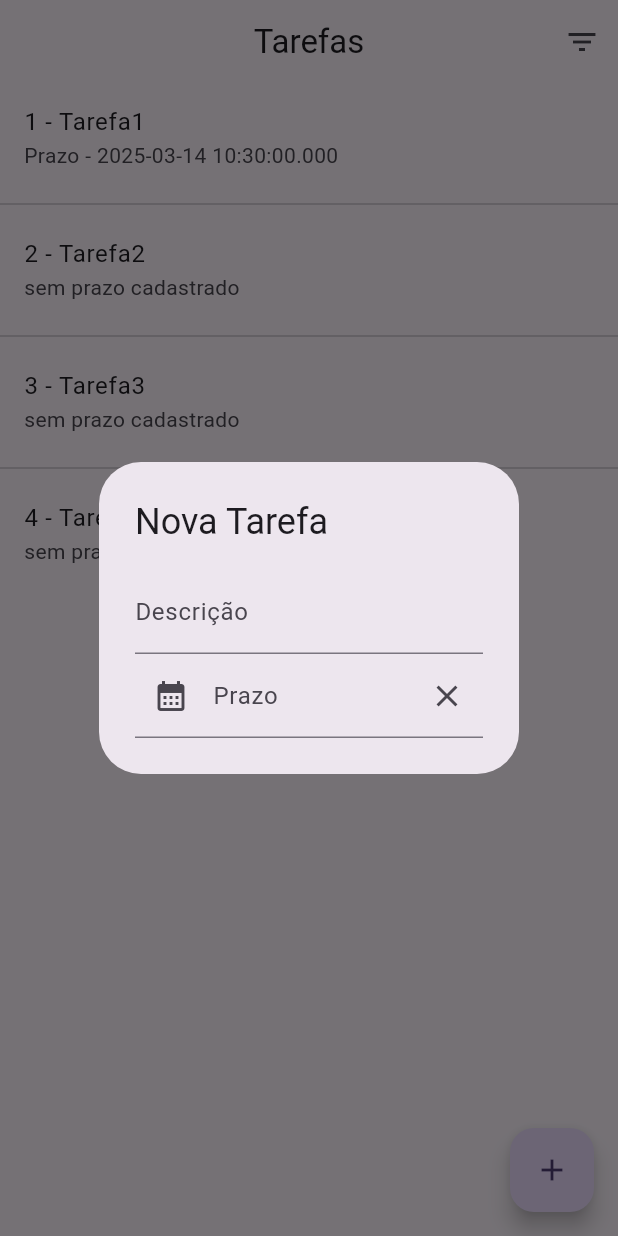
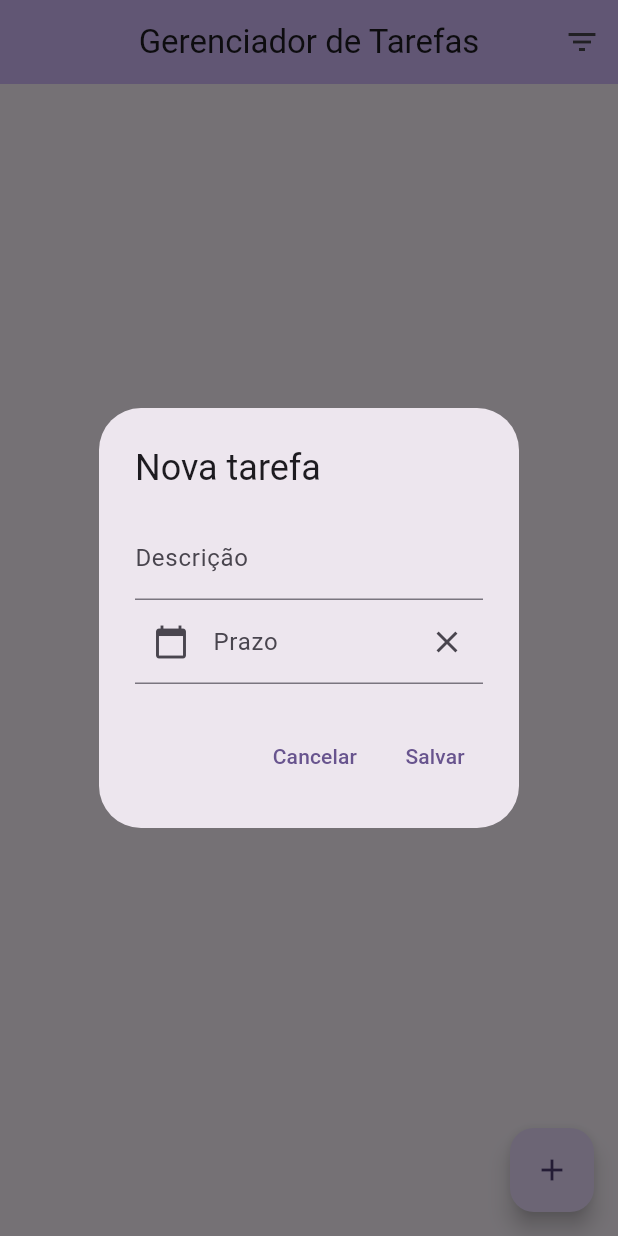
Before and after one commit to Sammus-s/tarefas-mobile, a Flutter app: the screen it shows after launch, after a tap on the "add" icon, on a phone screen of 412 x 824 dp. Run offline on Flutter 3.47's test engine with Material 3 defaults, Android fonts, the phone set to English and light mode, and no system bars.

Commit message:
feat crud tarefa

```diff
--- a/lib/main.dart
+++ b/lib/main.dart
@@ -1,5 +1,6 @@
 import 'package:flutter/material.dart';
-import 'package:gerenciador_tarefas/pages/lista_tarefas_page.dart';
+import 'package:gerenciador_tarefas_si7/pages/filtro_page.dart';
+import 'package:gerenciador_tarefas_si7/pages/lista_tarefas_page.dart';
 
 void main() {
   runApp(const MyApp());
@@ -12,10 +13,17 @@ class MyApp extends StatelessWidget {
   @override
   Widget build(BuildContext context) {
     return MaterialApp(
-      title: 'Flutter Demo',
-      theme: ThemeData(colorScheme: ColorScheme.fromSeed(seedColor: Colors.deepPurple),
+      title: 'App Gerenciador de Tarefas',
+      debugShowCheckedModeBanner: false,
+      theme: ThemeData(
+        colorScheme: ColorScheme.fromSeed(seedColor: Colors.deepPurple),
+        useMaterial3: true,
       ),
-      home: ListaTarefasPage()
+      home: ListaTarefasPage(),
+      routes: {
+        FiltroPage.ROUTE_NAME: (BuildContext context) => FiltroPage(),
+
+      },
     );
   }
 }
--- a/lib/model/tarefa.dart
+++ b/lib/model/tarefa.dart
@@ -1,6 +1,12 @@
+
 import 'package:intl/intl.dart';
 
 class Tarefa{
+
+  static const CAMPO_ID = '_id';
+  static const CAMPO_DESCRICAO = 'descricao';
+  static const CAMPO_PRAZO = 'prazo';
+
   int id;
   String descricao;
   DateTime? prazo;
--- a/lib/pages/lista_tarefas_page.dart
+++ b/lib/pages/lista_tarefas_page.dart
@@ -1,76 +1,191 @@
-import 'package:flutter/cupertino.dart';
+
+
 import 'package:flutter/material.dart';
-import 'package:gerenciador_tarefas/model/tarefa.dart';
-import 'package:gerenciador_tarefas/widgets/conteudo_form_dialog.dart';
+import 'package:gerenciador_tarefas_si7/model/tarefa.dart';
+import 'package:gerenciador_tarefas_si7/pages/filtro_page.dart';
+import 'package:gerenciador_tarefas_si7/widgets/conteudo_form_dialog.dart';
 
 class ListaTarefasPage extends StatefulWidget{
+
   @override
   _ListaTarefasPageState createState() => _ListaTarefasPageState();
 }
 
 class _ListaTarefasPageState extends State<ListaTarefasPage>{
+
+  static const ACAO_EDITAR = 'editar';
+  static const ACAO_EXCLUIR = 'excluir';
+
   final tarefas = <Tarefa> [
-    Tarefa(id: 1, descricao: "Tarefa1", prazo: DateTime.now()),
-    Tarefa(id: 2, descricao: "Tarefa2"),
-    Tarefa(id: 3, descricao: "Tarefa3"),
-    Tarefa(id: 4, descricao: "Tarefa4"),
+  // Tarefa(id: 1, descricao: 'Tarefa avaliativa da disciplina'
+   //, prazo: DateTime.now().add(const Duration(days: 5))
+  //)
   ];
 
-  var _ultimoId = 4;
+  var _ultimoId = 0;
 
   @override
   Widget build (BuildContext context){
     return Scaffold(
       appBar: _criarAppBar(),
-      body: _criaBody(),
+      body: _criarBody(),
       floatingActionButton: FloatingActionButton(
         onPressed: _abrirForm,
         tooltip: 'Nova Tarefa',
-        child: Icon(Icons.add)
+        child: const Icon(Icons.add),
       ),
     );
   }
 
-  AppBar _criarAppBar(){
+  AppBar _criarAppBar() {
     return AppBar(
+      backgroundColor: Theme.of(context).colorScheme.inversePrimary,
       centerTitle: true,
-      title: const Text("Tarefas"),
-      actions: [IconButton(onPressed: (){}, icon: Icon(Icons.filter_list))],
+      title: const Text('Gerenciador de Tarefas'),
+      actions: [
+        IconButton(
+            onPressed: _abrirFiltro,
+            icon: Icon(Icons.filter_list)
+        )
+      ],
     );
   }
 
-  Widget _criaBody() {
+  Widget _criarBody() {
     if (tarefas.isEmpty){
-      return Center(
-        child: Text(
-            "Sem Tarefas Cadastradas",
-            style: TextStyle(fontSize: 20, fontWeight: FontWeight.bold)
-            ),
+      return const Center(
+        child: Text('Nenhuma tarefa cadastrada',
+        style: TextStyle(fontSize: 20, fontWeight: FontWeight.bold),
+        ),
       );
     }
-
-    return ListView.separated(
-        itemCount: tarefas.length,
+    return  ListView.separated(
+      itemCount: tarefas.length,
         itemBuilder: (BuildContext context, int index){
           final tarefa = tarefas[index];
-
-          return ListTile(
-            title: Text('${tarefa.id} - ${tarefa.descricao}'),
-            subtitle: Text(tarefa.prazoFormatado.isNotEmpty ?'Prazo - ${tarefa.prazo}':'sem prazo cadastrado'),
+          return PopupMenuButton<String>(
+              child: ListTile(
+                title: Text('${tarefa.id} - ${tarefa.descricao}'),
+                subtitle: Text(tarefa.prazoFormatado.isNotEmpty ?
+                'Prazo - ${tarefa.prazoFormatado}' :
+                'Prazo - não cadastrado')
+              ),
+            itemBuilder: (BuildContext context) => criarMenuPopUp(),
+            onSelected: (String valorSelecionado){
+                if (valorSelecionado == ACAO_EDITAR) {
+                  _abrirForm(tarefaAtual: tarefa, indice: index);
+                } else {
+                  _excluir(index);
+                }
+            },
           );
         },
-        separatorBuilder: (BuildContext context, int index) => Divider()
-        );
+        separatorBuilder: (BuildContext context, int index) => Divider(),
+
+    );
   }
 
-  void _abrirForm({Tarefa? tarefaAtual, int? index}){
-    final key = GlobalKey<_ListaTarefasPageState>();
+  void _abrirFiltro(){
+    final navigator = Navigator.of(context);
+    navigator.push(FiltroPage.ROUTE_NAME).then((alterouValores){
+      if (alterouValores == true) {
+        return true;
+      }
+    });
+  }
+
+  List<PopupMenuEntry<String>> criarMenuPopUp(){
+    return [
+      const PopupMenuItem<String>(
+          value: ACAO_EDITAR,
+          child: Row(
+            children: [
+              Icon(Icons.edit, color: Colors.black,),
+              Padding(padding: EdgeInsets.only(left: 10), child: Text('Editar')),
+            ],
+          )
+      ),
+
+      const PopupMenuItem<String>(
+          value: ACAO_EXCLUIR,
+          child: Row(
+            children: [
+              Icon(Icons.delete, color: Colors.red,),
+              Padding(padding: EdgeInsets.only(left: 10), child: Text('Excluir'))
+            ],
+          )
+      )
+    ];
+  }
+
+  void _excluir(int indice){
     showDialog(context: context, builder: (BuildContext context){
       return AlertDialog(
-        title: Text(tarefaAtual == null ? 'Nova Tarefa': 'Altera Tarefa ${tarefaAtual.id}'),
-        content: ConteudoFormDialog(key: key, tarefaAtual: tarefaAtual,),
+        title: const Row(
+          children: [
+            Icon(Icons.warning, color: Colors.red),
+            Padding(padding: EdgeInsets.only(left: 10),
+              child: Text('Atenção'),
+            )
+          ],
+        ),
+        content: const Text('Esse registro será excluído definitivamente'),
+        actions: [
+          TextButton(
+              onPressed: () => Navigator.of(context).pop(),
+              child: Text('não')
+          ),
+          TextButton(
+              onPressed: (){
+                setState(() {
+                  tarefas.removeAt(indice);
+                });
+                Navigator.of(context).pop;
+              },
+              child: Text('sim')
+          )
+        ],
       );
-    });
+    }
+    );
+  }
 
+
+  void _abrirForm({Tarefa? tarefaAtual, int? indice} ){
+    final key = GlobalKey<ConteudoFormDialogState>();
+    showDialog(
+        context: context,
+        builder: (BuildContext context){
+          return AlertDialog(
+              title: Text(tarefaAtual == null ? 'Nova tarefa':
+              'Alterar a tarefa ${tarefaAtual.id}'),
+            content: ConteudoFormDialog(key: key, tarefaAtual: tarefaAtual),
+            actions: [
+              TextButton(
+                  onPressed: () => Navigator.of(context).pop(),
+                  child: const Text('Cancelar'),
+              ),
+              TextButton(
+              child: const Text('Salvar'),
+                  onPressed: () {
+                    if (key.currentState != null && key.currentState!.dadosValidados()) {
+                      setState(() {
+                        final novaTarefa = key.currentState!.novaTarefa;
+                        if (indice == null){
+                          novaTarefa.id = ++_ultimoId;
+                          tarefas.add(novaTarefa);
+                        }else{
+                          tarefas[indice] = novaTarefa;
+                        }
+                      });
+                    }
+                    Navigator.of(context).pop();
+                  },
+              )
+            ],
+          );
+        }
+    );
   }
+
 }
--- a/lib/widgets/conteudo_form_dialog.dart
+++ b/lib/widgets/conteudo_form_dialog.dart
@@ -1,21 +1,24 @@
-import 'package:flutter/cupertino.dart';
+
+
 import 'package:flutter/material.dart';
-import 'package:gerenciador_tarefas/model/tarefa.dart';
 import 'package:intl/intl.dart';
+
+import '../model/tarefa.dart';
 
 class ConteudoFormDialog extends StatefulWidget{
   final Tarefa? tarefaAtual;
 
-  ConteudoFormDialog({Key? key, this.tarefaAtual}) : super(key: key);
+  ConteudoFormDialog({ Key? key, this.tarefaAtual}) : super(key: key);
 
   @override
   ConteudoFormDialogState createState() => ConteudoFormDialogState();
 }
 
 class ConteudoFormDialogState extends State<ConteudoFormDialog>{
+
   final formKey = GlobalKey<FormState>();
   final descricaoController = TextEditingController();
-  final prazoController = TextEditingController();
+  final prazoControler = TextEditingController();
   final _dateFormat = DateFormat('dd/MM/yyyy');
 
   @override
@@ -23,13 +26,14 @@ class ConteudoFormDialogState extends State<ConteudoFormDialog>{
     super.initState();
     if(widget.tarefaAtual != null){
       descricaoController.text = widget.tarefaAtual!.descricao;
-      prazoController.text = widget.tarefaAtual!.prazoFormatado;
+      prazoControler.text = widget.tarefaAtual!.prazoFormatado;
     }
   }
 
   @override
   Widget build (BuildContext context){
     return Form(
+      key: formKey,
         child: Column(
           mainAxisSize: MainAxisSize.min,
           children: [
@@ -38,51 +42,55 @@ class ConteudoFormDialogState extends State<ConteudoFormDialog>{
               decoration: InputDecoration(labelText: 'Descrição'),
               validator: (String? valor){
                 if (valor == null || valor.isEmpty){
-                  return "o campo descrição é obrigatório";
-                } else {
-                  return null;
+                  return 'O campo descrição é obrigatório';
                 }
+                return null;
               },
             ),
             TextFormField(
-              controller: prazoController,
-              decoration: InputDecoration(
-                labelText: 'Prazo',
-                prefixIcon: IconButton(icon: Icon(Icons.calendar_month), onPressed: _abrirCalendario),
-                suffixIcon: IconButton(onPressed: ()=>prazoController.clear(), icon: Icon(Icons.close)),
+              controller: prazoControler,
+              decoration: InputDecoration(labelText: 'Prazo',
+              prefixIcon: IconButton(
+                icon: Icon(Icons.calendar_today),
+                onPressed: _mostrarCalendario,
+              ),
+              suffixIcon: IconButton(
+                icon: Icon(Icons.close),
+                onPressed: () => prazoControler.clear(),
+              ),
               ),
               readOnly: true,
-            )
+            ),
           ],
-        ),
+        )
     );
   }
 
   bool dadosValidados() => formKey.currentState?.validate() == true;
 
-  void _abrirCalendario(){
-    final dataFormatada = prazoController.text;
+  void _mostrarCalendario(){
+    final dataFormatada = prazoControler.text;
     var data = DateTime.now();
-    if (dataFormatada.isNotEmpty){
+    if ( dataFormatada.isNotEmpty){
       data = _dateFormat.parse(dataFormatada);
-    };
-
+    }
     showDatePicker(
         context: context,
         initialDate: data,
-        firstDate: data.subtract(Duration(days: 365*5)),
-        lastDate: data.add(Duration(days: 5*365))
+        firstDate: data.subtract(Duration(days: 5 * 365)),
+        lastDate: data.add(Duration(days: 5 * 365)),
     ).then((DateTime? dataSelecionada){
-      if (dataSelecionada != null) {
+      if (dataSelecionada != null){
         setState(() {
-          prazoController.text = _dateFormat.format(dataSelecionada);
+          prazoControler.text = _dateFormat.format(dataSelecionada);
         });
       }
     });
   }
 
   Tarefa get novaTarefa => Tarefa(
-      id: widget.tarefaAtual!.id ?? 0,
+      id: widget.tarefaAtual?.id ?? 0,
       descricao: descricaoController.text,
-      prazo: prazoController.text.isEmpty ? null : _dateFormat.parse(prazoController.text));
+    prazo: prazoControler.text.isEmpty ? null : _dateFormat.parse(prazoControler.text)
+  );
 }
```
Also changed, not shown: lib/pages/filtro_page.dart (added, +31 -0 lines), pubspec.yaml (+10 -8 lines), pubspec.lock, 53 other files.
